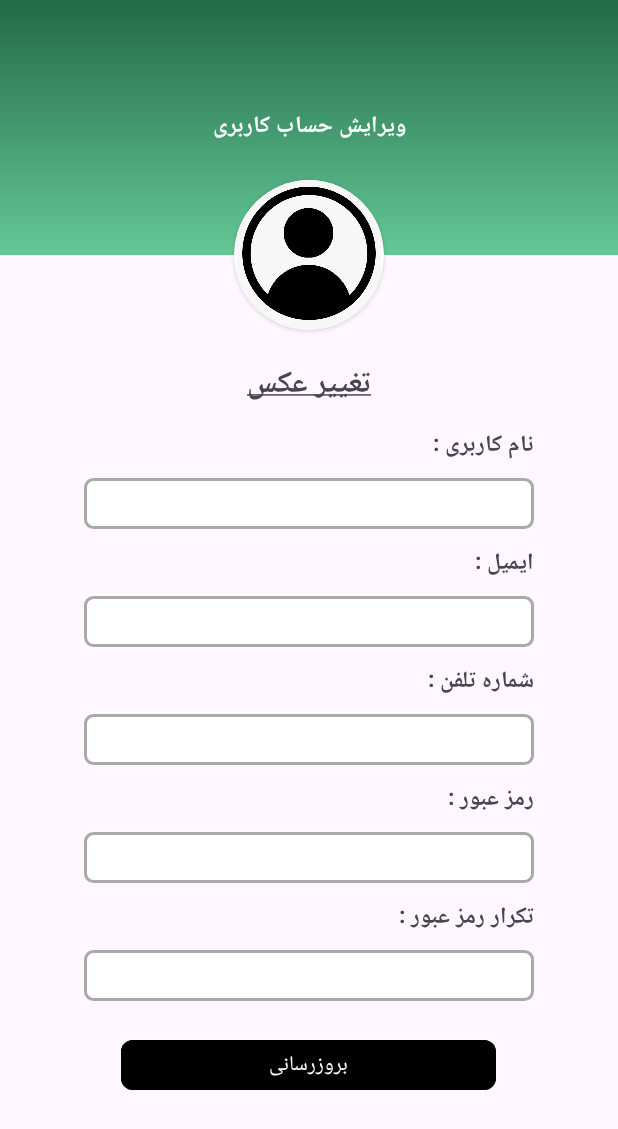
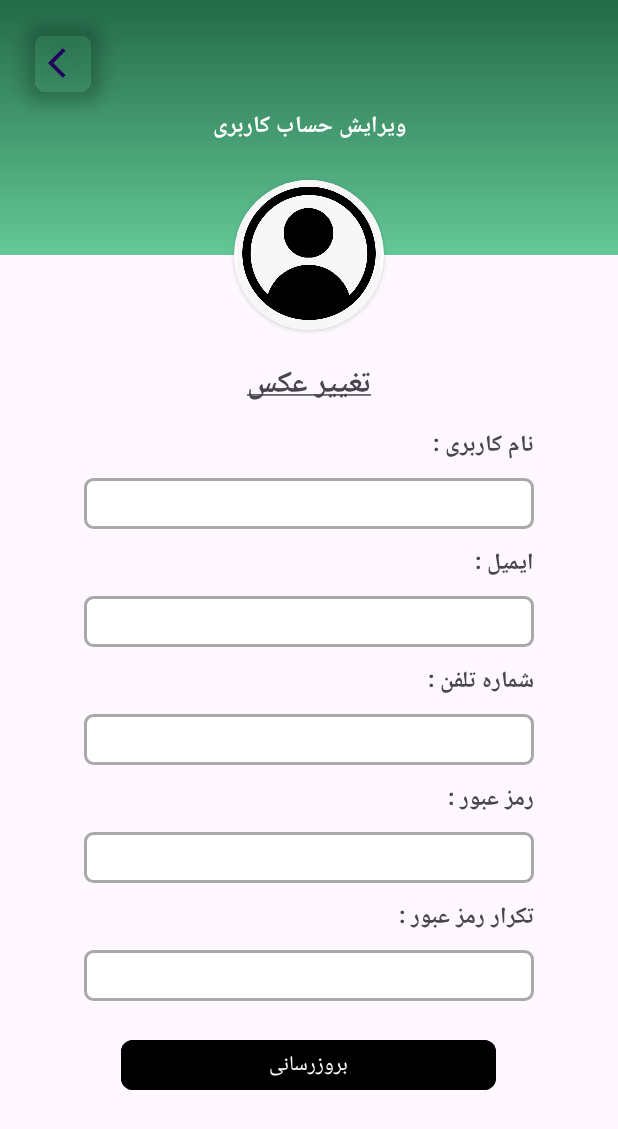
Before and after one commit to armnnjfi/Quantom, an Android app built with Jetpack Compose: the EditActivity screen opened directly, with no data from a screen before it, on a phone screen of 412 x 824 dp. Shown: the top 1129 px of the screen. Run offline under Robolectric (Android 15) with nearby library versions, the phone set to English and light mode, and no system bars.

Commit message:
Profile fragmant completed + Back button

```diff
--- a/app/src/main/java/com/example/quantom/EditActivity.kt
+++ b/app/src/main/java/com/example/quantom/EditActivity.kt
@@ -8,11 +8,13 @@ import androidx.activity.enableEdgeToEdge
 import androidx.appcompat.app.AppCompatActivity
 import androidx.core.view.ViewCompat
 import androidx.core.view.WindowInsetsCompat
+import com.google.android.material.floatingactionbutton.FloatingActionButton
 
 class EditActivity : AppCompatActivity() {
     private lateinit var textView: TextView
     val content = "تغییر عکس"
     val spannableString = SpannableString(content)
+    private lateinit var fab : FloatingActionButton
     override fun onCreate(savedInstanceState: Bundle?) {
         super.onCreate(savedInstanceState)
         enableEdgeToEdge()
@@ -22,12 +24,16 @@ class EditActivity : AppCompatActivity() {
 
     fun bindViews() {
         textView = findViewById(R.id.changeImage)
+        fab = findViewById(R.id.back)
     }
 
     fun init() {
         bindViews()
         spannableString.setSpan(UnderlineSpan(), 0, content.length, 0)
         textView.text = spannableString
+        fab.setOnClickListener {
+            finish()
+        }
 
     }
 }
--- a/app/src/main/res/layout/activity_edit.xml
+++ b/app/src/main/res/layout/activity_edit.xml
@@ -6,10 +6,12 @@
     android:layout_height="match_parent"
     android:orientation="vertical">
 
-    <Toolbar
+    <androidx.appcompat.widget.Toolbar
         android:layout_width="match_parent"
         android:layout_height="170dp"
-        android:background="@drawable/bg_gradient">
+        android:background="@drawable/bg_gradient"
+        android:theme="@style/ThemeOverlay.AppCompat.Dark.ActionBar">
+
         <TextView
             android:layout_width="wrap_content"
             android:layout_height="wrap_content"
@@ -18,10 +20,21 @@
             android:textStyle="bold"
             android:gravity="center"
             android:layout_gravity="center"
-            android:textSize="15sp">
+            android:textSize="15sp"/>
 
-        </TextView>
-    </Toolbar>
+        <com.google.android.material.floatingactionbutton.FloatingActionButton
+            android:id="@+id/back"
+            android:layout_width="wrap_content"
+            android:layout_height="wrap_content"
+            android:src="@drawable/baseline_arrow_back_ios_24"
+            android:layout_gravity="start|center"
+            app:backgroundTint="@android:color/transparent"
+            android:contentDescription="Back Button"
+            android:elevation="0dp"
+            android:layout_marginBottom="100dp"/>
+
+    </androidx.appcompat.widget.Toolbar>
+
 
     <androidx.cardview.widget.CardView
         android:id="@+id/circle_card"
--- a/app/src/main/res/layout/fragment_profile.xml
+++ b/app/src/main/res/layout/fragment_profile.xml
@@ -425,6 +425,15 @@
                 android:textColor="@color/black">
             </TextView>
         </LinearLayout>
+        <TextView
+
+            android:layout_width="match_parent"
+            android:layout_height="30dp"
+            android:gravity="center"
+            android:text="نسخه 1.0.0 (Beta)"
+            android:textSize="15sp"
+            android:textColor="@color/black">
+        </TextView>
     </LinearLayout>
 
 
```
